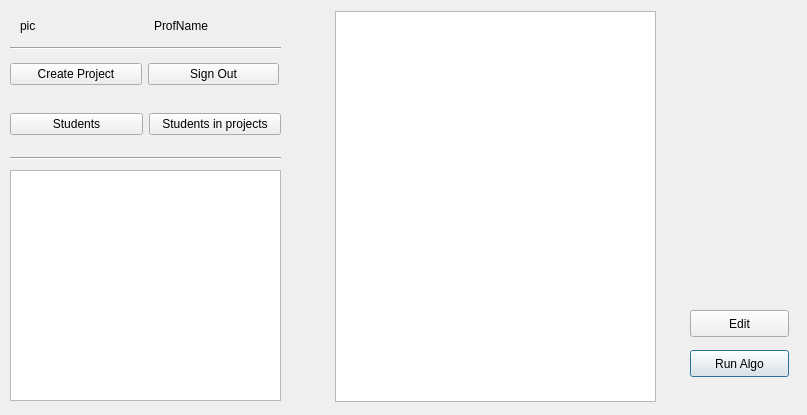
Qt form D1/adminhomeview.ui (GuelorEmanuel/Team-Tech-Support) before a commit.
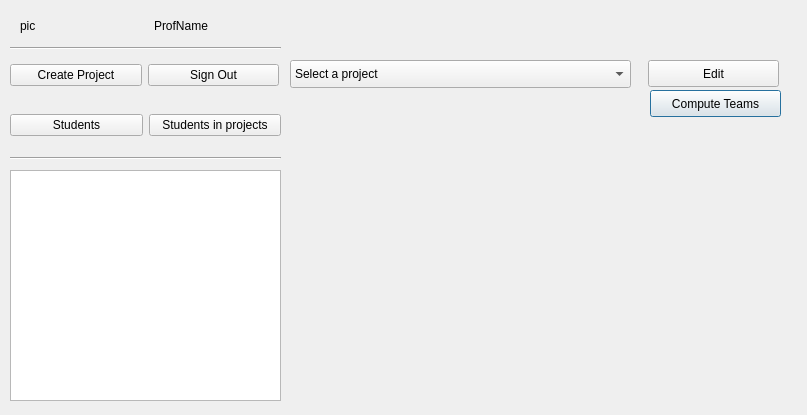
The same form after that commit.

Commit message: Admin home view pulls list of projects from DB

Patch:
```diff
--- a/D1/adminhomeview.ui
+++ b/D1/adminhomeview.ui
@@ -49,35 +49,25 @@
     <enum>Qt::Horizontal</enum>
    </property>
   </widget>
-  <widget class="QListWidget" name="listOfProjectLv">
-   <property name="geometry">
-    <rect>
-     <x>335</x>
-     <y>11</y>
-     <width>321</width>
-     <height>391</height>
-    </rect>
-   </property>
-  </widget>
   <widget class="QPushButton" name="runAlgoBtn">
    <property name="geometry">
     <rect>
-     <x>690</x>
-     <y>350</y>
-     <width>99</width>
+     <x>650</x>
+     <y>90</y>
+     <width>131</width>
      <height>27</height>
     </rect>
    </property>
    <property name="text">
-    <string>Run Algo</string>
+    <string>Compute Teams</string>
    </property>
   </widget>
   <widget class="QPushButton" name="editProjectBtn">
    <property name="geometry">
     <rect>
-     <x>690</x>
-     <y>310</y>
-     <width>99</width>
+     <x>648</x>
+     <y>60</y>
+     <width>131</width>
      <height>27</height>
     </rect>
    </property>
@@ -94,7 +84,7 @@
      <x>10</x>
      <y>60</y>
      <width>269</width>
-     <height>29</height>
+     <height>30</height>
     </rect>
    </property>
    <layout class="QHBoxLayout" name="horizontalLayout">
@@ -146,7 +136,7 @@
      <x>10</x>
      <y>110</y>
      <width>271</width>
-     <height>29</height>
+     <height>30</height>
     </rect>
    </property>
    <layout class="QHBoxLayout" name="horizontalLayout_3">
@@ -172,6 +162,21 @@
     </item>
    </layout>
   </widget>
+  <widget class="QComboBox" name="selectProjectInput">
+   <property name="geometry">
+    <rect>
+     <x>290</x>
+     <y>60</y>
+     <width>341</width>
+     <height>28</height>
+    </rect>
+   </property>
+   <item>
+    <property name="text">
+     <string>Select a project</string>
+    </property>
+   </item>
+  </widget>
  </widget>
  <resources/>
  <connections/>
```
The commit also changes 5 other files.
